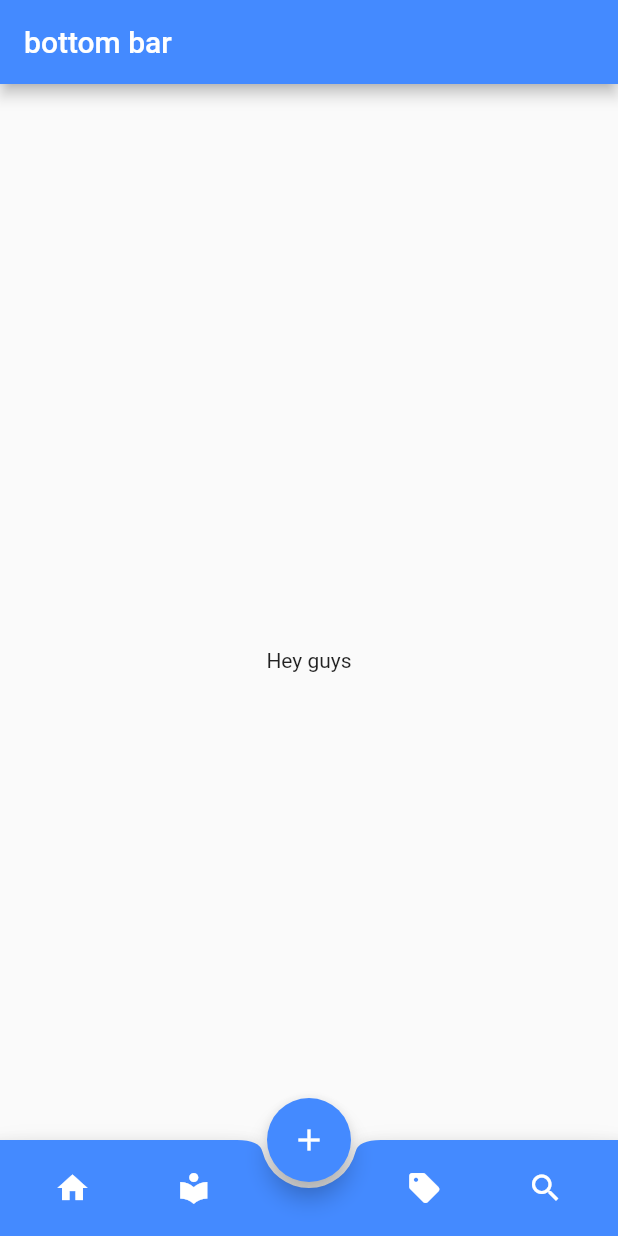
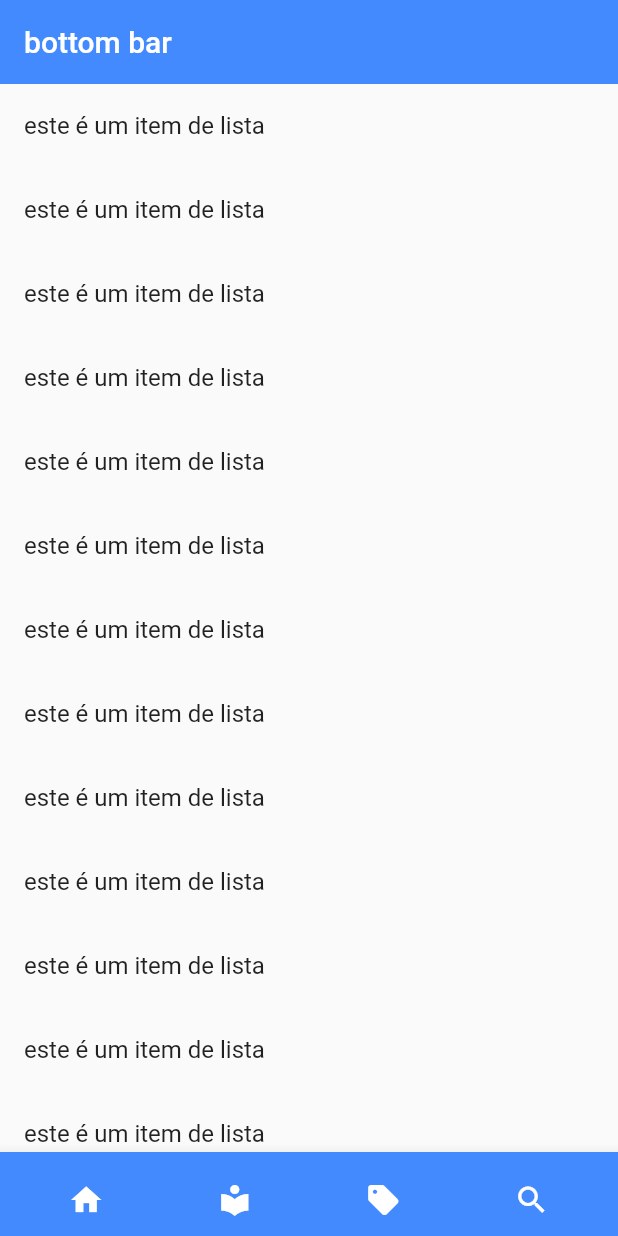
Before and after one commit to Wesley3king/Flutter, a Flutter app: the screen it shows after launch, after a tap on "Cadastre-se", after a tap on the "local library" icon, on a phone screen of 412 x 824 dp. Run offline on Flutter 3.47's test engine with Material 2 defaults, Android fonts, the phone set to English and light mode, and no system bars; our stand-ins replace dio, hive, hive_flutter; missing offline and left inert: chaleno, dart:html; accounts and stored records are empty.

Commit message:
scroll e hide o bottomBar

```diff
--- a/aulas/layouts/lib/app/my_app.dart
+++ b/aulas/layouts/lib/app/my_app.dart
@@ -1,5 +1,7 @@
 import 'package:flutter/material.dart';
 import 'package:layouts/app/routes/bottom_bar.dart';
+import 'package:layouts/app/routes/fab_scroll.dart';
+import 'package:layouts/app/routes/hide_bottom_navigation.dart';
 import 'package:layouts/app/routes/login.dart';
 
 class MyApp extends StatelessWidget {
@@ -17,6 +19,8 @@ class MyApp extends StatelessWidget {
       routes: {
         '/login':(context) => const LoginPage(),
         '/bottom':(context) => const MyBottomBar(),
+        '/fab':(context) => const MyFabScroll(),
+        '/hidebottom':(context) => const MyScrollBottomBar(),
       },
     );
   }
--- a/aulas/layouts/lib/app/routes/bottom_bar.dart
+++ b/aulas/layouts/lib/app/routes/bottom_bar.dart
@@ -7,40 +7,78 @@ class MyBottomBar extends StatefulWidget {
   State<MyBottomBar> createState() => _MyBottomBarState();
 }
 
-class _MyBottomBarState extends State<MyBottomBar> {
+class _MyBottomBarState extends State<MyBottomBar>
+    with TickerProviderStateMixin {
   @override
   Widget build(BuildContext context) {
     return Scaffold(
-      appBar: AppBar(
-        title: const Text('bottom bar'),
-        backgroundColor: Colors.blueAccent,
+      body: NestedScrollView(
+        floatHeaderSlivers: true,
+        headerSliverBuilder: (context, innerBoxIsScrolled) => [
+          const SliverAppBar(
+            title: Text('bottom bar'),
+            backgroundColor: Colors.blueAccent,
+            snap: true,
+            floating: true,
+          ),
+        ],
+        body: ListView.builder(
+          itemCount: 47,
+          itemBuilder: (context, index) => const ListTile(
+            title: Text('este é um item de lista'),
+          ),
+        ),
       ),
-      body: const Center(child: Text('Hey guys')),
       extendBody: true,
       floatingActionButtonLocation: FloatingActionButtonLocation.centerDocked,
       floatingActionButton: FloatingActionButton(
         backgroundColor: Colors.blueAccent,
-        onPressed: (){},
+        onPressed: () {
+          Navigator.of(context).pushReplacementNamed('/fab');
+        },
         child: const Icon(Icons.add),
       ),
       bottomNavigationBar: BottomAppBar(
         shape: const CircularNotchedRectangle(),
         color: Colors.blueAccent,
         child: IconTheme(
-          data: const IconThemeData(color: Colors.white,),
+          data: const IconThemeData(
+            color: Colors.white,
+          ),
           child: Padding(
             padding: const EdgeInsets.all(8.0),
             child: Row(
               mainAxisAlignment: MainAxisAlignment.spaceAround,
               children: [
-                IconButton(onPressed: () {}, icon: const Icon(Icons.home,)),
-                IconButton(onPressed: () {}, icon: const Icon(Icons.local_library,)),
-                const SizedBox(width: 40,),
-                IconButton(onPressed: () {}, icon: const Icon(Icons.sell_rounded,)),
-                IconButton(onPressed: () {}, icon: const Icon(Icons.search,)),
+                IconButton(
+                    onPressed: () {},
+                    icon: const Icon(
+                      Icons.home,
+                    )),
+                IconButton(
+                    onPressed: () {
+                      Navigator.of(context).pushReplacementNamed('/hidebottom');
+                    },
+                    icon: const Icon(
+                      Icons.local_library,
+                    )),
+                const SizedBox(
+                  width: 40,
+                ),
+                IconButton(
+                    onPressed: () {},
+                    icon: const Icon(
+                      Icons.sell_rounded,
+                    )),
+                IconButton(
+                    onPressed: () {},
+                    icon: const Icon(
+                      Icons.search,
+                    )),
               ],
             ),
-          ),),
+          ),
+        ),
       ),
     );
   }
--- /dev/null
+++ b/aulas/layouts/lib/app/routes/hide_bottom_navigation.dart
@@ -0,0 +1,157 @@
+import 'package:flutter/material.dart';
+import 'package:flutter/rendering.dart';
+
+class MyScrollBottomBar extends StatefulWidget {
+  const MyScrollBottomBar({Key? key}) : super(key: key);
+
+  @override
+  State<MyScrollBottomBar> createState() => _MyScrollBottomBarState();
+}
+
+class _MyScrollBottomBarState extends State<MyScrollBottomBar>
+    with TickerProviderStateMixin {
+  late ScrollController controller;
+
+  @override
+  void initState() {
+    super.initState();
+
+    controller = ScrollController();
+  }
+
+  @override
+  void dispose() {
+    super.dispose();
+
+    controller.dispose();
+  }
+
+  @override
+  Widget build(BuildContext context) {
+    return Scaffold(
+        body: NestedScrollView(
+          floatHeaderSlivers: true,
+          headerSliverBuilder: (context, innerBoxIsScrolled) => [
+            const SliverAppBar(
+              title: Text('bottom bar'),
+              backgroundColor: Colors.blueAccent,
+              snap: true,
+              floating: true,
+            ),
+          ],
+          body: ListView.builder(
+            controller: controller,
+            itemCount: 47,
+            itemBuilder: (context, index) => const ListTile(
+              title: Text('este é um item de lista'),
+            ),
+          ),
+        ),
+        //extendBody: true,
+        bottomNavigationBar: ScrollHideWidget(
+          controller: controller,
+          child: BottomAppBar(
+            //shape: const CircularNotchedRectangle(),
+            color: Colors.blueAccent,
+            child: IconTheme(
+              data: const IconThemeData(
+                color: Colors.white,
+              ),
+              child: Padding(
+                padding: const EdgeInsets.all(8.0),
+                child: Row(
+                  mainAxisAlignment: MainAxisAlignment.spaceAround,
+                  children: [
+                    IconButton(
+                        onPressed: () {},
+                        icon: const Icon(
+                          Icons.home,
+                        )),
+                    IconButton(
+                        onPressed: () {},
+                        icon: const Icon(
+                          Icons.local_library,
+                        )),
+                    IconButton(
+                        onPressed: () {},
+                        icon: const Icon(
+                          Icons.sell_rounded,
+                        )),
+                    IconButton(
+                        onPressed: () {},
+                        icon: const Icon(
+                          Icons.search,
+                        )),
+                  ],
+                ),
+              ),
+            ),
+          ),
+        ));
+  }
+}
+
+class ScrollHideWidget extends StatefulWidget {
+  final Widget child;
+  final ScrollController controller;
+  final Duration duration;
+
+  const ScrollHideWidget(
+      {super.key,
+      required this.controller,
+      this.duration = const Duration(milliseconds: 200),
+      required this.child});
+
+  @override
+  _ScrollHideWidgetState createState() => _ScrollHideWidgetState();
+}
+
+class _ScrollHideWidgetState extends State<ScrollHideWidget> {
+  bool isVisible = true;
+
+  @override
+  void initState() {
+    super.initState();
+
+    widget.controller.addListener(listen);
+  }
+
+  @override
+  void dispose() {
+    super.dispose();
+
+    widget.controller.removeListener(listen);
+  }
+
+  void listen() {
+    final direction = widget.controller.position.userScrollDirection;
+    if (direction == ScrollDirection.forward) {
+      show();
+    } else if (direction == ScrollDirection.reverse) {
+      hide();
+    }
+  }
+
+  void show() {
+    if (!isVisible)
+      setState(() {
+        isVisible = true;
+      });
+  }
+
+  void hide() {
+    if (isVisible)
+      setState(() {
+        isVisible = false;
+      });
+  }
+
+  @override
+  Widget build(BuildContext context) {
+    return AnimatedContainer(
+      duration: widget.duration,
+      height: isVisible ? kBottomNavigationBarHeight : 0,
+      child: Wrap(children: [widget.child]),
+    );
+  }
+}
```
Also changed, not shown: aulas/layouts/lib/app/routes/fab_scroll.dart (added, +78 -0 lines), 1 other file.
